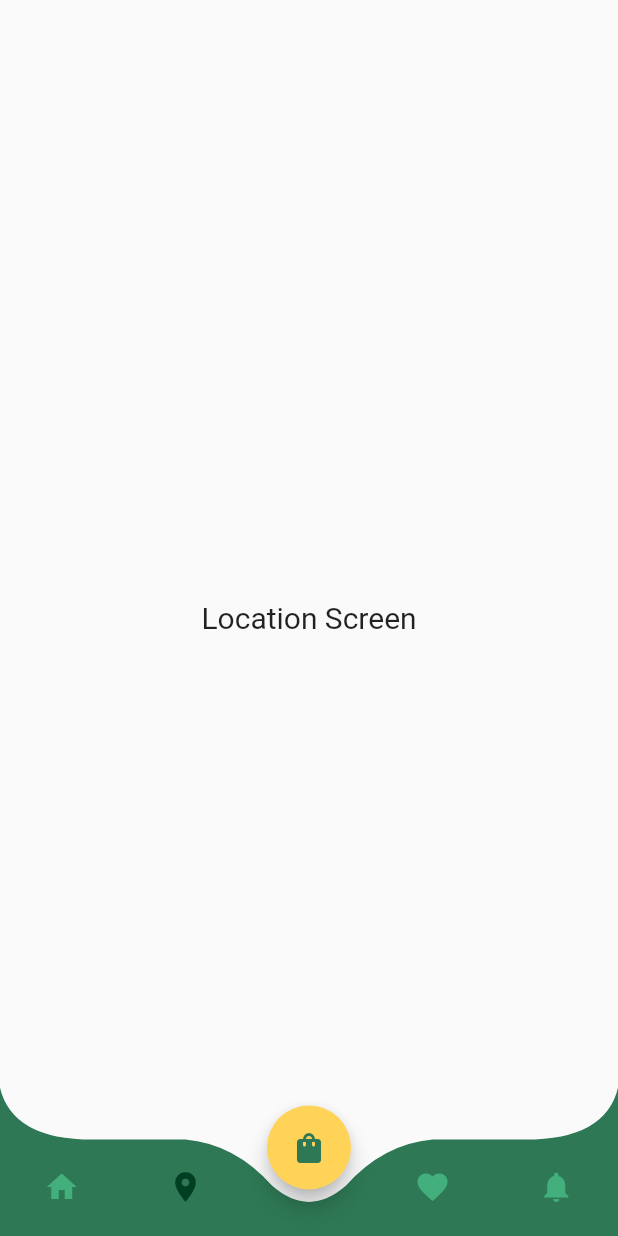
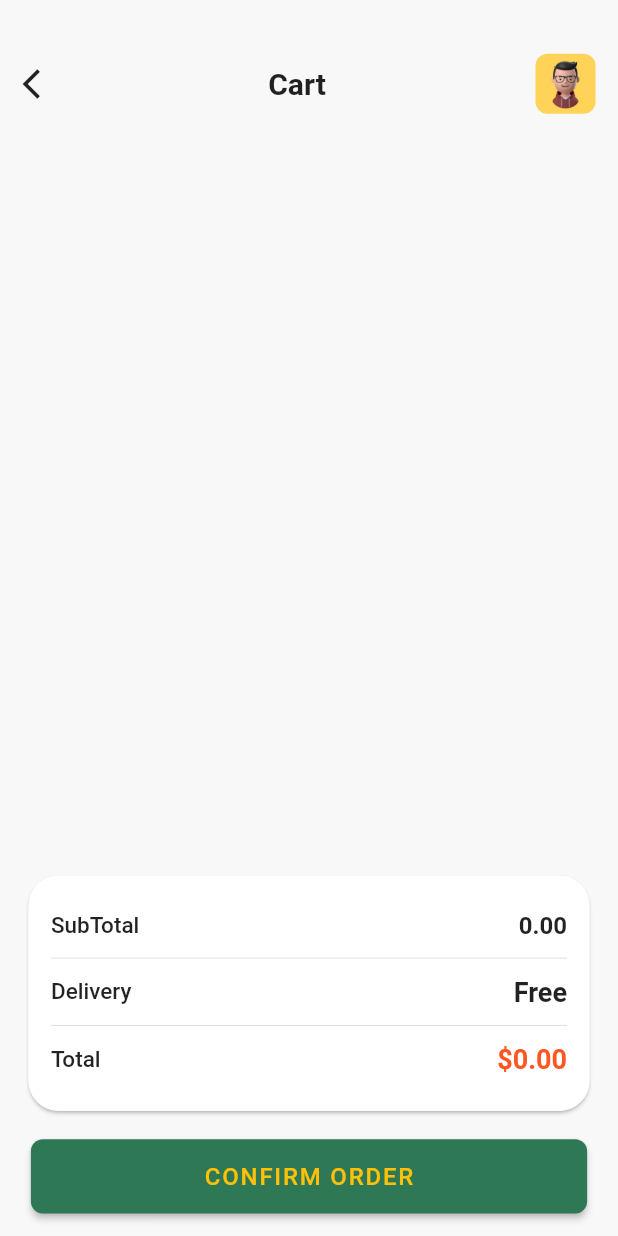
Before and after one commit to NouzNoushad/food_app_ui, a Flutter app: the screen it shows after launch, item 2 of the bottom bar chosen, after a tap on the "shopping bag" icon, on a phone screen of 412 x 824 dp. Run offline on Flutter 3.47's test engine with Material 3 defaults, Android fonts, the phone set to English and light mode, and no system bars; our stand-ins replace sqflite; accounts and stored records are empty.

Commit message:
cart screen

```diff
--- /dev/null
+++ b/lib/data/database.dart
@@ -0,0 +1,24 @@
+import 'package:path/path.dart';
+import 'package:sqflite/sqflite.dart';
+
+class MyDatabase {
+  Database? db;
+
+  Future open() async {
+    String databasePath = await getDatabasesPath();
+    String path = join(databasePath, 'foodCart.db');
+
+    db = await openDatabase(path, version: 1,
+        onCreate: (Database db, int version) async {
+      await db.execute('''
+        CREATE TABLE foodCarts (
+          id integer primary key autoIncrement,
+          image varchar(255) not null,
+          title varchar(255) not null,
+          price real not null,
+          count int not null
+        );
+      ''');
+    });
+  }
+}
--- a/lib/main.dart
+++ b/lib/main.dart
@@ -1,7 +1,11 @@
 import 'package:flutter/material.dart';
+import 'package:pizza_ui/data/database.dart';
 import 'package:pizza_ui/screens/bottom_nav.dart';
 
 void main() {
+  WidgetsFlutterBinding.ensureInitialized();
+  MyDatabase myDatabase = MyDatabase();
+  myDatabase.open();
   runApp(const MyApp());
 }
 
--- a/lib/screens/bottom_nav.dart
+++ b/lib/screens/bottom_nav.dart
@@ -1,4 +1,5 @@
 import 'package:flutter/material.dart';
+import 'package:pizza_ui/screens/cart_screen.dart';
 import 'package:pizza_ui/screens/home_screen.dart';
 
 class BottomNavScreen extends StatefulWidget {
@@ -63,7 +64,10 @@ class _BottomNavScreenState extends State<BottomNavScreen> {
       backgroundColor: Colors.transparent,
       floatingActionButtonLocation: FloatingActionButtonLocation.centerDocked,
       floatingActionButton: FloatingActionButton(
-        onPressed: () {},
+        onPressed: () {
+          Navigator.of(context).push(
+              MaterialPageRoute(builder: (context) => const CartScreen()));
+        },
         backgroundColor: const Color.fromRGBO(255, 210, 88, 1),
         child: const Icon(
           Icons.shopping_bag,
--- /dev/null
+++ b/lib/screens/cart_screen.dart
@@ -0,0 +1,327 @@
+import 'package:flutter/cupertino.dart';
+import 'package:flutter/material.dart';
+import 'package:flutter/widgets.dart';
+import 'package:pizza_ui/data/database.dart';
+
+class CartScreen extends StatefulWidget {
+  const CartScreen({super.key});
+
+  @override
+  State<CartScreen> createState() => _CartScreenState();
+}
+
+class _CartScreenState extends State<CartScreen> {
+  MyDatabase myDatabase = MyDatabase();
+  List<Map> cartItems = [];
+
+  @override
+  void initState() {
+    myDatabase.open();
+    getCartItems();
+    super.initState();
+  }
+
+  getCartItems() {
+    Future.delayed(const Duration(seconds: 1), () async {
+      cartItems = await myDatabase.db!.rawQuery('SELECT * FROM foodCarts');
+      setState(() {});
+    });
+  }
+
+  @override
+  Widget build(BuildContext context) {
+    return Scaffold(
+      backgroundColor: const Color.fromRGBO(248, 248, 248, 1),
+      body: Column(
+        children: [
+          Expanded(child: buildCartHeader()),
+          Expanded(flex: 8, child: buildCartContents()),
+        ],
+      ),
+    );
+  }
+
+  Widget buildCartContents() => Column(
+        children: [
+          Expanded(
+            flex: 2,
+            child: buildCartItems(),
+          ),
+          Expanded(
+            child: buildCartTotal(),
+          ),
+        ],
+      );
+
+  Widget buildCartTotal() {
+    num total = cartItems.fold(0, (prev, cart) => prev + cart['price']);
+    String fixedTotal = total.toStringAsFixed(2);
+    return Column(
+      children: [
+        Expanded(
+          child: Padding(
+            padding: const EdgeInsets.symmetric(horizontal: 15),
+            child: Card(
+              shape: RoundedRectangleBorder(
+                borderRadius: BorderRadius.circular(20),
+              ),
+              child: Container(
+                padding:
+                    const EdgeInsets.symmetric(horizontal: 15, vertical: 20),
+                decoration: BoxDecoration(
+                  borderRadius: BorderRadius.circular(20),
+                  color: Colors.white,
+                ),
+                child: Column(
+                  mainAxisAlignment: MainAxisAlignment.spaceEvenly,
+                  children: [
+                    Row(
+                      mainAxisAlignment: MainAxisAlignment.spaceBetween,
+                      children: [
+                        const Text(
+                          'SubTotal',
+                          style: TextStyle(
+                            fontSize: 15,
+                            fontWeight: FontWeight.w500,
+                          ),
+                        ),
+                        Text(
+                          fixedTotal,
+                          style: const TextStyle(
+                            fontSize: 16,
+                            fontWeight: FontWeight.bold,
+                          ),
+                        ),
+                      ],
+                    ),
+                    const Divider(),
+                    const Row(
+                      mainAxisAlignment: MainAxisAlignment.spaceBetween,
+                      children: [
+                        Text(
+                          'Delivery',
+                          style: TextStyle(
+                            fontSize: 15,
+                            fontWeight: FontWeight.w500,
+                          ),
+                        ),
+                        Text(
+                          'Free',
+                          style: TextStyle(
+                            fontSize: 18,
+                            fontWeight: FontWeight.bold,
+                          ),
+                        ),
+                      ],
+                    ),
+                    const Divider(),
+                    Row(
+                      mainAxisAlignment: MainAxisAlignment.spaceBetween,
+                      children: [
+                        const Text(
+                          'Total',
+                          style: TextStyle(
+                            fontSize: 15,
+                            fontWeight: FontWeight.w500,
+                          ),
+                        ),
+                        Text(
+                          '\$$fixedTotal',
+                          style: const TextStyle(
+                            fontSize: 18,
+                            color: Colors.deepOrange,
+                            fontWeight: FontWeight.bold,
+                          ),
+                        ),
+                      ],
+                    ),
+                  ],
+                ),
+              ),
+            ),
+          ),
+        ),
+        Container(
+          height: MediaQuery.of(context).size.height * 0.06,
+          width: MediaQuery.of(context).size.width * 0.9,
+          margin: const EdgeInsets.symmetric(vertical: 15),
+          child: ElevatedButton(
+            onPressed: () {},
+            style: ElevatedButton.styleFrom(
+                backgroundColor: const Color.fromRGBO(46, 120, 85, 1),
+                shape: RoundedRectangleBorder(
+                  borderRadius: BorderRadius.circular(8),
+                )),
+            child: Text(
+              'Confirm order'.toUpperCase(),
+              style: const TextStyle(
+                fontSize: 16,
+                letterSpacing: 1.2,
+                fontWeight: FontWeight.w500,
+                color: Colors.amber,
+              ),
+            ),
+          ),
+        ),
+      ],
+    );
+  }
+
+  Widget buildCartItems() => ListView.builder(
+        padding: const EdgeInsets.symmetric(horizontal: 15),
+        physics: const BouncingScrollPhysics(),
+        itemBuilder: (context, index) {
+          final cart = cartItems[index];
+          return Container(
+            height: MediaQuery.of(context).size.height * 0.15,
+            color: Colors.transparent,
+            child: Stack(
+              children: [
+                Center(
+                  child: Card(
+                    shape: RoundedRectangleBorder(
+                      borderRadius: BorderRadius.circular(20),
+                    ),
+                    child: Container(
+                      height: MediaQuery.of(context).size.height * 0.12,
+                      width: MediaQuery.of(context).size.width * 0.75,
+                      decoration: BoxDecoration(
+                        borderRadius: BorderRadius.circular(20),
+                        color: Colors.white,
+                      ),
+                      child: Row(
+                        children: [
+                          Expanded(
+                            flex: 2,
+                            child: Container(
+                              color: Colors.transparent,
+                            ),
+                          ),
+                          Expanded(
+                            flex: 4,
+                            child: buildItemDetails(cart),
+                          ),
+                          Expanded(
+                            child: Container(
+                              color: Colors.transparent,
+                            ),
+                          ),
+                        ],
+                      ),
+                    ),
+                  ),
+                ),
+                Align(
+                  alignment: Alignment.centerLeft,
+                  child: Image.asset(
+                    'assets/${cart['image']}',
+                    width: MediaQuery.of(context).size.width * 0.3,
+                  ),
+                ),
+                buildCartDeleteButton(cart),
+              ],
+            ),
+          );
+        },
+        itemCount: cartItems.length,
+      );
+
+  Widget buildCartDeleteButton(Map<dynamic, dynamic> cart) => Align(
+        alignment: Alignment.centerRight,
+        child: GestureDetector(
+          onTap: () async {
+            await myDatabase.db!.rawDelete('DELETE FROM foodCarts WHERE id = ?',
+                [cart['id']]).then((value) {
+              ScaffoldMessenger.of(context).showSnackBar(const SnackBar(
+                  backgroundColor: Colors.white,
+                  behavior: SnackBarBehavior.floating,
+                  content: Text(
+                    'Product remove from cart',
+                    style: TextStyle(
+                      fontWeight: FontWeight.w500,
+                      color: Colors.black,
+                      letterSpacing: 1,
+                    ),
+                  )));
+            });
+
+            getCartItems();
+          },
+          child: Container(
+            height: MediaQuery.of(context).size.height * 0.04,
+            width: MediaQuery.of(context).size.width * 0.2,
+            decoration: const ShapeDecoration(
+                color: Color.fromRGBO(46, 120, 85, 1), shape: StadiumBorder()),
+            child: const Center(
+              child: Icon(
+                Icons.delete,
+                color: Colors.white,
+              ),
+            ),
+          ),
+        ),
+      );
+
+  Widget buildItemDetails(Map<dynamic, dynamic> cart) => Column(
+        crossAxisAlignment: CrossAxisAlignment.start,
+        mainAxisAlignment: MainAxisAlignment.center,
+        children: [
+          Text(
+            cart['title'],
+            style: const TextStyle(
+              fontSize: 15,
+              fontWeight: FontWeight.bold,
+            ),
+          ),
+          const SizedBox(
+            height: 5,
+          ),
+          Text(
+            'Hot ${cart['title']}',
+            style: const TextStyle(
+              fontSize: 12,
+              color: Colors.grey,
+              fontWeight: FontWeight.w500,
+            ),
+          ),
+          const SizedBox(
+            height: 8,
+          ),
+          Text(
+            '\$${cart['price']}',
+            style: const TextStyle(
+              fontSize: 22,
+              fontWeight: FontWeight.bold,
+            ),
+          ),
+        ],
+      );
+
+  Widget buildCartHeader() => Padding(
+        padding: const EdgeInsets.fromLTRB(15, 30, 15, 10),
+        child: Row(
+          mainAxisAlignment: MainAxisAlignment.spaceBetween,
+          children: [
+            GestureDetector(
+                onTap: () => Navigator.pop(context),
+                child: const Icon(Icons.arrow_back_ios)),
+            const Text(
+              'Cart',
+              style: TextStyle(
+                fontSize: 20,
+                fontWeight: FontWeight.bold,
+              ),
+            ),
+            Container(
+              height: 40,
+              width: 40,
+              decoration: BoxDecoration(
+                borderRadius: BorderRadius.circular(8),
+                color: const Color.fromRGBO(255, 210, 88, 1),
+              ),
+              child: Image.asset('assets/profile.png'),
+            )
+          ],
+        ),
+      );
+}
--- a/pubspec.yaml
+++ b/pubspec.yaml
@@ -35,6 +35,8 @@ dependencies:
   # The following adds the Cupertino Icons font to your application.
   # Use with the CupertinoIcons class for iOS style icons.
   cupertino_icons: ^1.0.6
+  sqflite: ^2.3.3+1
+  path: ^1.9.0
 
 dev_dependencies:
   flutter_test:
```
Also changed, not shown: lib/screens/details_screen.dart (+39 -2 lines), pubspec.lock, 1 other file.
